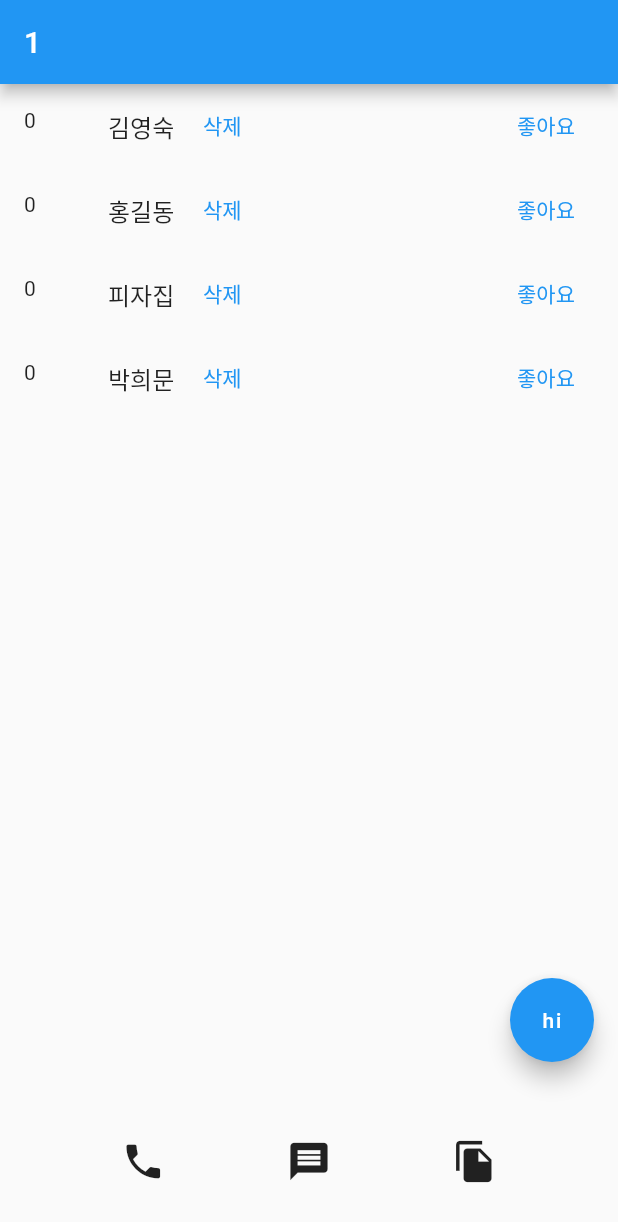
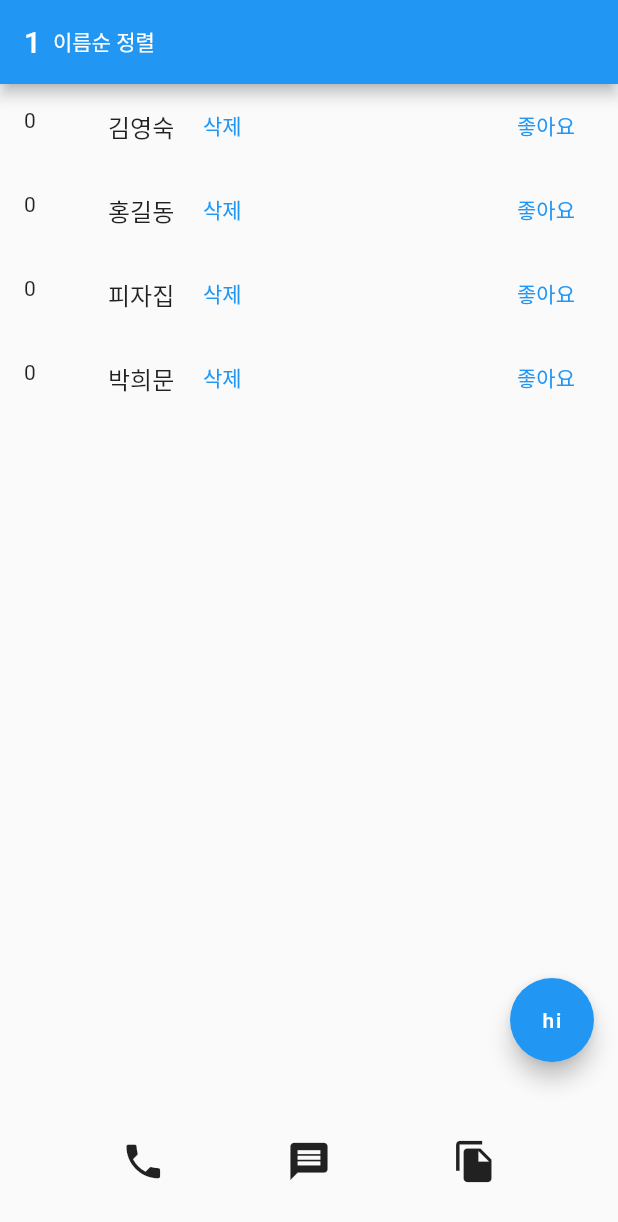
Before and after one commit to BAR-KEY/contact-app, a Flutter app: the screen it shows after launch, on a phone screen of 412 x 824 dp. Shown: the top 1222 px of the screen. Run offline on Flutter 3.47's test engine with Material 2 defaults, Android fonts, the phone set to English and light mode, and no system bars.

Commit message:
name의 length 에 맞게 유동적으로 배열 만드는 함수 makeCount를 만들었지만, 막상 count에 선언할 수가 없다, 고쳐야함

```diff
--- a/lib/main.dart
+++ b/lib/main.dart
@@ -1,8 +1,4 @@
 import 'package:flutter/material.dart';
-// todo
-// listtile의 속성알기
-// listtile title 옆에 버튼 만들수 있는 속성찾아서 넣기
-// 버튼 onpressed에 삭제 함수 만들서 넣기
 
 void main() {
   runApp(const MyApp());
@@ -18,8 +14,17 @@ class MyApp extends StatefulWidget {
 class _MyAppState extends State<MyApp> {
   var a = 1;
   var name = ['김영숙', '홍길동', '피자집', '박희문'];
+  var inputData = '';
   var count = [0, 0, 0, 0];
-  var inputData = '';
+
+  // var count = makeCount();
+
+  // makeCount() => setState(() {
+  //       for (var i = 0; i < name.length; i++) {
+  //         count.add('0');
+  //       }
+  //     });
+// 해야할것 !
   addData(enterName) {
     if (enterName.length > 0) {
       setState(() {
@@ -47,8 +52,21 @@ class _MyAppState extends State<MyApp> {
     return MaterialApp(
         home: Scaffold(
       appBar: AppBar(
-          title: Text(
-        a.toString(),
+          title: Row(
+        children: [
+          Text(
+            a.toString(),
+          ),
+          TextButton(
+            onPressed: () {},
+            style: TextButton.styleFrom(
+              primary: Colors.white,
+            ),
+            child: Text(
+              '이름순 정렬',
+            ),
+          )
+        ],
       )),
       body: ListView.builder(
         itemCount: name.length,
```
